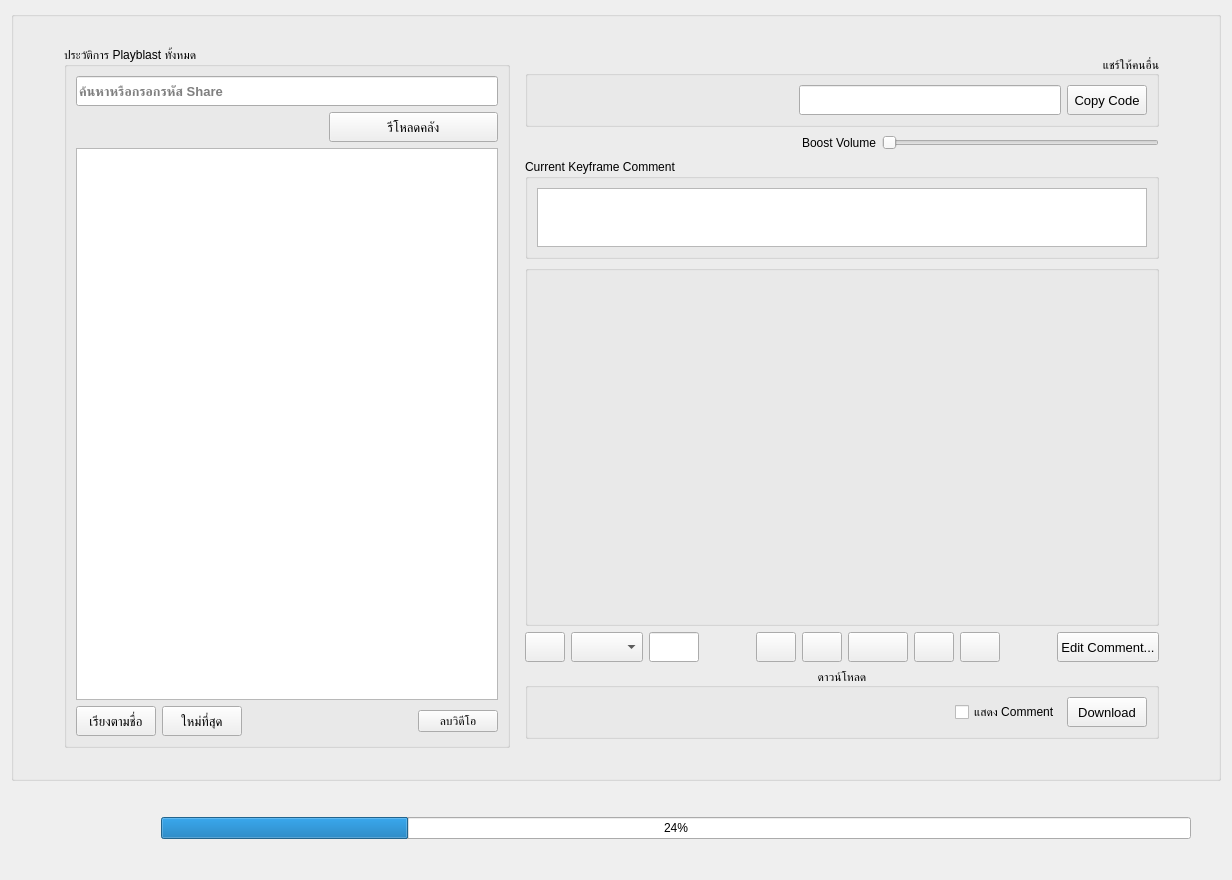
tonmaiart/UkoreShot, file interface/UkoreShotPage.ui: the form before one commit.
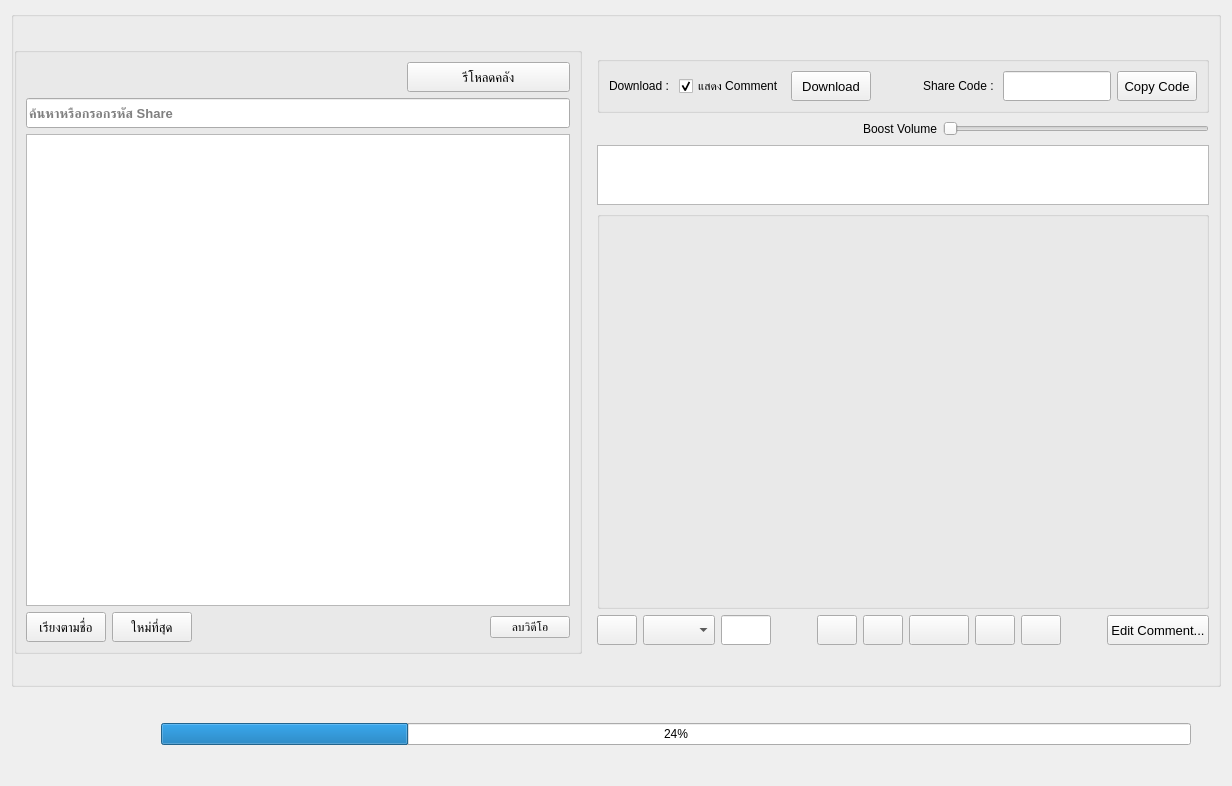
The form after the commit.

Commit message: Auto-untrack gitignored files before sync

What changed in the file:
```diff
--- a/interface/UkoreShotPage.ui
+++ b/interface/UkoreShotPage.ui
@@ -7,7 +7,7 @@
     <x>0</x>
     <y>0</y>
     <width>1232</width>
-    <height>880</height>
+    <height>786</height>
    </rect>
   </property>
   <property name="windowTitle">
@@ -21,13 +21,13 @@
      </property>
      <layout class="QGridLayout" name="gridLayout_5">
       <property name="leftMargin">
-       <number>50</number>
+       <number>0</number>
       </property>
       <property name="topMargin">
        <number>30</number>
       </property>
       <property name="rightMargin">
-       <number>50</number>
+       <number>0</number>
       </property>
       <property name="bottomMargin">
        <number>30</number>
@@ -35,66 +35,16 @@
       <item row="0" column="1">
        <widget class="QWidget" name="widget_3" native="true">
         <layout class="QGridLayout" name="gridLayout_2">
-         <item row="3" column="0">
-          <widget class="QGroupBox" name="groupBox_6">
-           <property name="title">
-            <string>ดาวน์โหลด</string>
-           </property>
-           <property name="alignment">
-            <set>Qt::AlignCenter</set>
-           </property>
-           <layout class="QGridLayout" name="gridLayout_8">
-            <item row="0" column="1">
-             <spacer name="horizontalSpacer_3">
-              <property name="orientation">
-               <enum>Qt::Horizontal</enum>
-              </property>
-              <property name="sizeHint" stdset="0">
-               <size>
-                <width>418</width>
-                <height>20</height>
-               </size>
-              </property>
-             </spacer>
-            </item>
-            <item row="0" column="3">
-             <widget class="QPushButton" name="pushButton_get_video">
-              <property name="minimumSize">
-               <size>
-                <width>0</width>
-                <height>30</height>
-               </size>
-              </property>
-              <property name="font">
-               <font>
-                <pointsize>10</pointsize>
-               </font>
-              </property>
-              <property name="text">
-               <string>Download</string>
-              </property>
-             </widget>
-            </item>
-            <item row="0" column="2">
-             <widget class="QCheckBox" name="checkBox_display_comment_download">
-              <property name="text">
-               <string>แสดง Comment</string>
-              </property>
-             </widget>
-            </item>
-           </layout>
-          </widget>
-         </item>
          <item row="0" column="0">
           <widget class="QGroupBox" name="groupBox_5">
            <property name="title">
-            <string>แชร์ให้คนอื่น</string>
+            <string/>
            </property>
            <property name="alignment">
             <set>Qt::AlignRight|Qt::AlignTrailing|Qt::AlignVCenter</set>
            </property>
            <layout class="QGridLayout" name="gridLayout_7">
-            <item row="0" column="0">
+            <item row="0" column="3">
              <spacer name="horizontalSpacer_8">
               <property name="orientation">
                <enum>Qt::Horizontal</enum>
@@ -108,6 +58,41 @@
              </spacer>
             </item>
             <item row="0" column="1">
+             <widget class="QCheckBox" name="checkBox_display_comment_download">
+              <property name="text">
+               <string>แสดง Comment</string>
+              </property>
+              <property name="checked">
+               <bool>true</bool>
+              </property>
+             </widget>
+            </item>
+            <item row="0" column="2">
+             <widget class="QPushButton" name="pushButton_get_video">
+              <property name="minimumSize">
+               <size>
+                <width>0</width>
+                <height>30</height>
+               </size>
+              </property>
+              <property name="font">
+               <font>
+                <pointsize>10</pointsize>
+               </font>
+              </property>
+              <property name="text">
+               <string>Download</string>
+              </property>
+             </widget>
+            </item>
+            <item row="0" column="4">
+             <widget class="QLabel" name="label_2">
+              <property name="text">
+               <string>Share Code : </string>
+              </property>
+             </widget>
+            </item>
+            <item row="0" column="5">
              <widget class="QLineEdit" name="lineEdit">
               <property name="minimumSize">
                <size>
@@ -120,7 +105,7 @@
               </property>
              </widget>
             </item>
-            <item row="0" column="2">
+            <item row="0" column="6">
              <widget class="QPushButton" name="pushButton_copy_clipboard">
               <property name="minimumSize">
                <size>
@@ -138,6 +123,13 @@
               </property>
              </widget>
             </item>
+            <item row="0" column="0">
+             <widget class="QLabel" name="label_3">
+              <property name="text">
+               <string>Download : </string>
+              </property>
+             </widget>
+            </item>
            </layout>
           </widget>
          </item>
@@ -181,31 +173,16 @@
          <item row="2" column="0">
           <layout class="QVBoxLayout" name="verticalLayout_3">
            <item>
-            <widget class="QGroupBox" name="groupBox_4">
-             <property name="minimumSize">
-              <size>
-               <width>0</width>
-               <height>100</height>
-              </size>
-             </property>
+            <widget class="QPlainTextEdit" name="plainTextEdit_comment">
              <property name="maximumSize">
               <size>
                <width>16777215</width>
-               <height>100</height>
+               <height>60</height>
               </size>
              </property>
-             <property name="title">
-              <string>Current Keyframe Comment</string>
+             <property name="readOnly">
+              <bool>true</bool>
              </property>
-             <layout class="QGridLayout" name="gridLayout_4">
-              <item row="0" column="0">
-               <widget class="QPlainTextEdit" name="plainTextEdit_comment">
-                <property name="readOnly">
-                 <bool>true</bool>
-                </property>
-               </widget>
-              </item>
-             </layout>
             </widget>
            </item>
            <item>
@@ -379,10 +356,10 @@
       <item row="0" column="0">
        <widget class="QGroupBox" name="groupBox_2">
         <property name="title">
-         <string>ประวัติการ Playblast ทั้งหมด</string>
+         <string/>
         </property>
         <layout class="QGridLayout" name="gridLayout_3">
-         <item row="0" column="0">
+         <item row="1" column="0">
           <widget class="QLineEdit" name="lineEdit_search_bar">
            <property name="minimumSize">
             <size>
@@ -405,7 +382,7 @@
            </property>
           </widget>
          </item>
-         <item row="3" column="0">
+         <item row="4" column="0">
           <layout class="QHBoxLayout" name="horizontalLayout_3">
            <item>
             <widget class="QPushButton" name="pushButton_sort_ascending">
@@ -465,7 +442,7 @@
            </item>
           </layout>
          </item>
-         <item row="2" column="0">
+         <item row="3" column="0">
           <widget class="QTableWidget" name="tableWidget_playblast_library">
            <property name="showGrid">
             <bool>false</bool>
@@ -475,8 +452,8 @@
            </attribute>
           </widget>
          </item>
-         <item row="1" column="0">
-          <layout class="QHBoxLayout" name="horizontalLayout_2" stretch="3,2">
+         <item row="0" column="0">
+          <layout class="QHBoxLayout" name="horizontalLayout_2" stretch="7,3">
            <item>
             <spacer name="horizontalSpacer_6">
              <property name="orientation">
```
